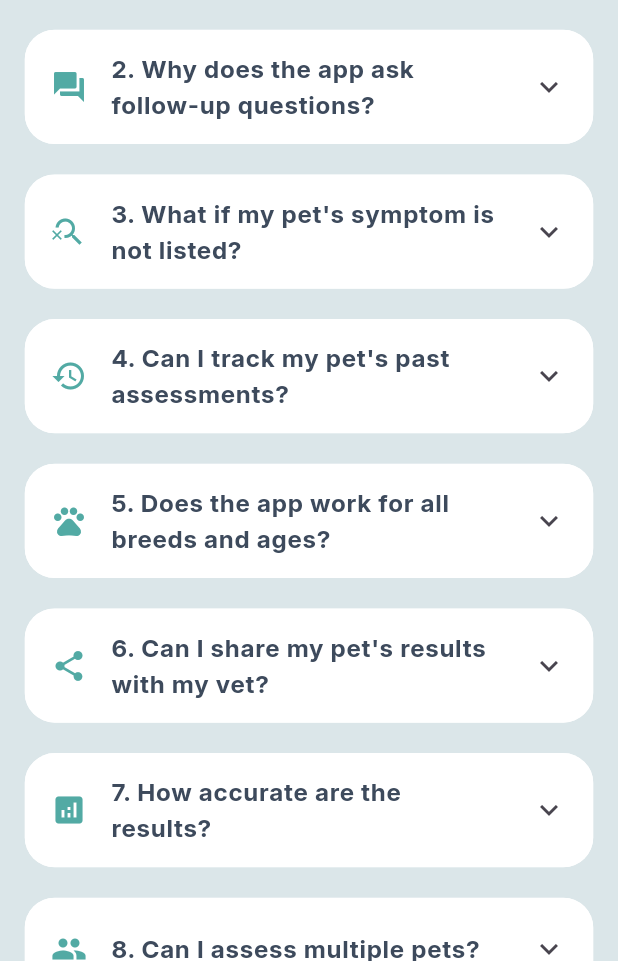
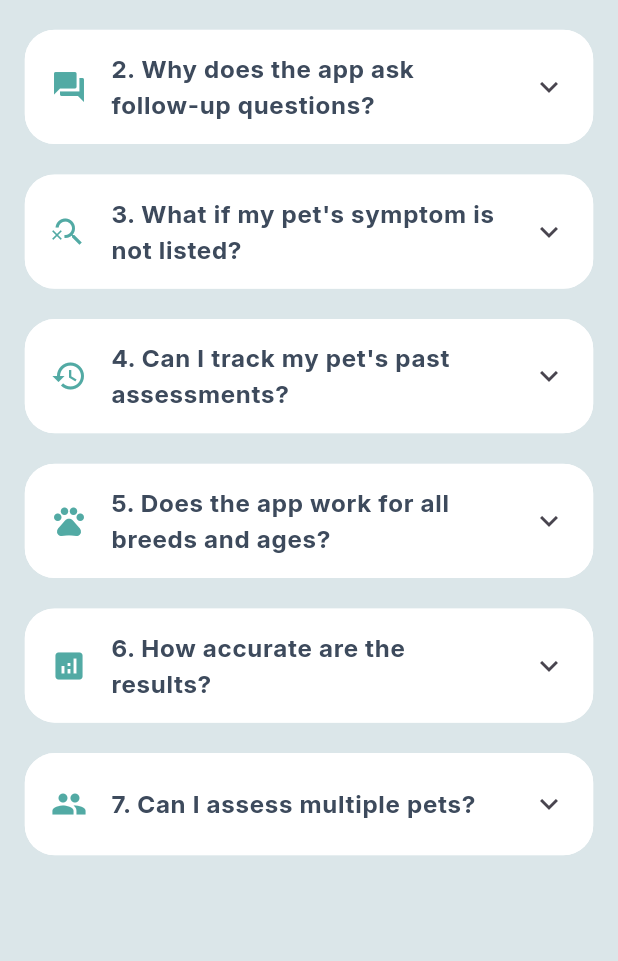
Before and after one commit to javahuhu/PetSymp, a Flutter app: the HelpandsupportScreen screen opened directly, on a phone screen of 412 x 824 dp, the part 275-1236 px from its top. Run offline on Flutter 3.47's test engine with Material 3 defaults, Android fonts, the phone set to English and light mode, and no system bars; our stand-ins replace animate_do, animated_text_kit, auto_size_text, card_swiper, cloud_firestore, dio and 10 more; missing offline and left inert: iconify_flutter; accounts and stored records are empty.

Commit message:
remove no 6 on the list sharing pet

```diff
--- a/petsymp/lib/Settings/helpandsupport.dart
+++ b/petsymp/lib/Settings/helpandsupport.dart
@@ -131,29 +131,11 @@ class HelpandsupportScreenState extends State<HelpandsupportScreen> {
                   ),
                 ),
 
-                SizedBox(height: 10.h),
-
-                _buildExpandableCard(
-                  title: "6. Can I share my pet's results with my vet?",
-                  icon: Icons.share,
-                  content: Column(
-                    crossAxisAlignment: CrossAxisAlignment.start,
-                    children: [
-                      Text(
-                        "Absolutely! PetSymp makes it easy to share your pet's symptom assessment with your veterinarian. Simply tap the 'Share' button on any completed assessment to generate a detailed report that can be sent via email, text, or saved as a PDF. This information can help your vet understand your pet's symptoms and changes over time.",
-                        style: TextStyle(
-                          color: const Color.fromARGB(255, 127, 127, 127),
-                          fontSize: 14.sp,
-                        ),
-                      ),
-                    ],
-                  ),
-                ),
 
                 SizedBox(height: 10.h),
 
                 _buildExpandableCard(
-                  title: "7. How accurate are the results?",
+                  title: "6. How accurate are the results?",
                   icon: Icons.analytics,
                   content: Column(
                     crossAxisAlignment: CrossAxisAlignment.start,
@@ -172,7 +154,7 @@ class HelpandsupportScreenState extends State<HelpandsupportScreen> {
                 SizedBox(height: 10.h),
 
                 _buildExpandableCard(
-                  title: "8. Can I assess multiple pets?",
+                  title: "7. Can I assess multiple pets?",
                   icon: Icons.group,
                   content: Column(
                     crossAxisAlignment: CrossAxisAlignment.start,
```
